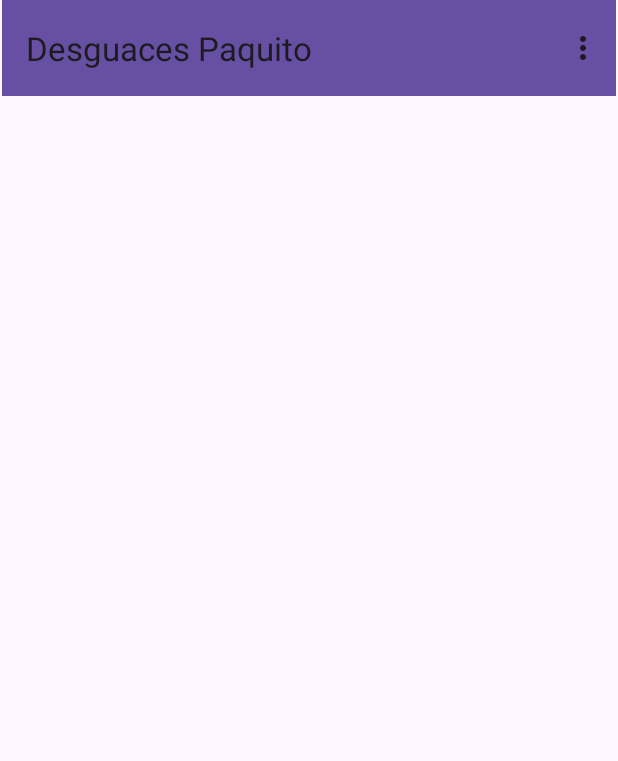
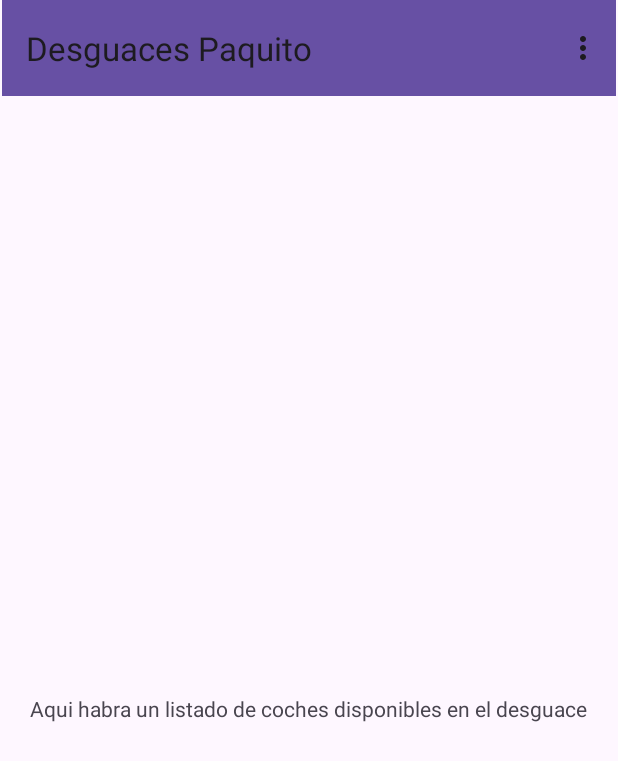
Before and after one commit to VictorDelpf/Proyecto, an Android app: the ListadoActivity screen opened directly, with no data from a screen before it, on a phone screen of 412 x 824 dp. Shown: the top 761 px of the screen. Run offline under Robolectric (Android 15) with nearby library versions, the phone set to English and light mode, and no system bars.

Commit message:
Primera version

```diff
--- a/app/src/main/res/layout/activity_listado.xml
+++ b/app/src/main/res/layout/activity_listado.xml
@@ -16,4 +16,16 @@
         app:layout_constraintEnd_toEndOf="parent"
         app:layout_constraintStart_toStartOf="parent"
         app:layout_constraintTop_toTopOf="parent" />
+
+    <TextView
+        android:id="@+id/textView"
+        android:layout_width="wrap_content"
+        android:layout_height="wrap_content"
+        android:layout_marginTop="56dp"
+        android:text="Aqui habra un listado de coches disponibles en el desguace"
+        app:layout_constraintBottom_toBottomOf="parent"
+        app:layout_constraintEnd_toEndOf="parent"
+        app:layout_constraintHorizontal_bias="0.487"
+        app:layout_constraintStart_toStartOf="parent"
+        app:layout_constraintTop_toBottomOf="@+id/toolbar2" />
 </androidx.constraintlayout.widget.ConstraintLayout>
```
Also changed, not shown: app/src/main/res/layout/activity_compra.xml (+11 -0 lines), app/src/main/res/layout/activity_vende.xml (+11 -0 lines).
